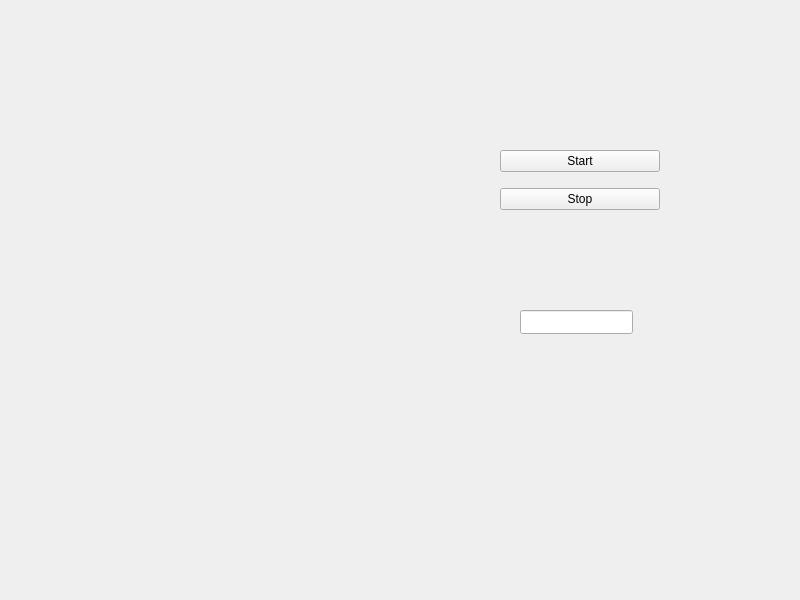
This is FirstTry/newplayer.ui in PhilippFalchuk/QTVideoSpeedProcessor as Qt 5 draws it before an edit. The edited form follows.
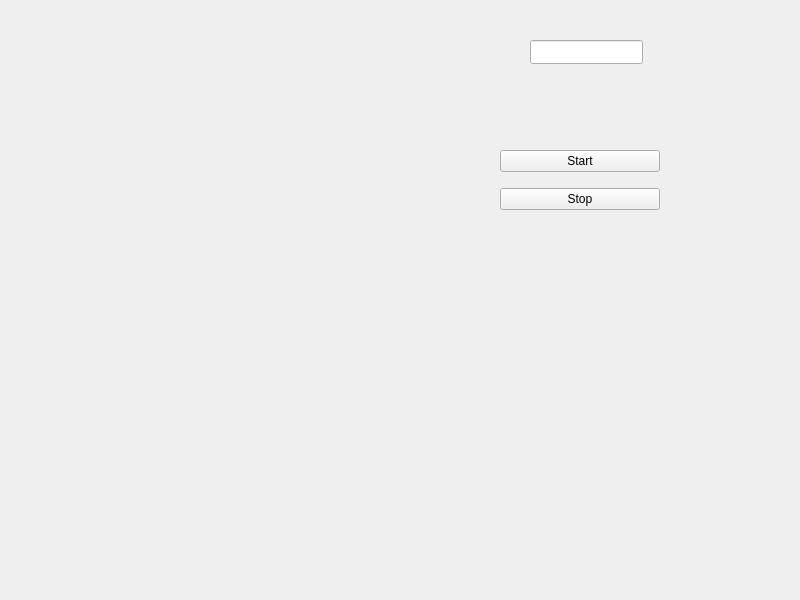
This is the edited form.

```diff
--- a/FirstTry/newplayer.ui
+++ b/FirstTry/newplayer.ui
@@ -42,8 +42,8 @@
   <widget class="QLineEdit" name="lineEdit">
    <property name="geometry">
     <rect>
-     <x>520</x>
-     <y>310</y>
+     <x>530</x>
+     <y>40</y>
      <width>113</width>
      <height>24</height>
     </rect>
@@ -52,13 +52,13 @@
   <widget class="QWidget" name="horizontalLayoutWidget">
    <property name="geometry">
     <rect>
-     <x>99</x>
-     <y>289</y>
-     <width>371</width>
-     <height>251</height>
+     <x>60</x>
+     <y>280</y>
+     <width>541</width>
+     <height>271</height>
     </rect>
    </property>
-   <layout class="QHBoxLayout" name="horizontalLayout"/>
+   <layout class="QGridLayout" name="gridLayout"/>
   </widget>
  </widget>
  <resources/>
```
Left out of the diff: 2 changed lines with no effect on the pictures.
